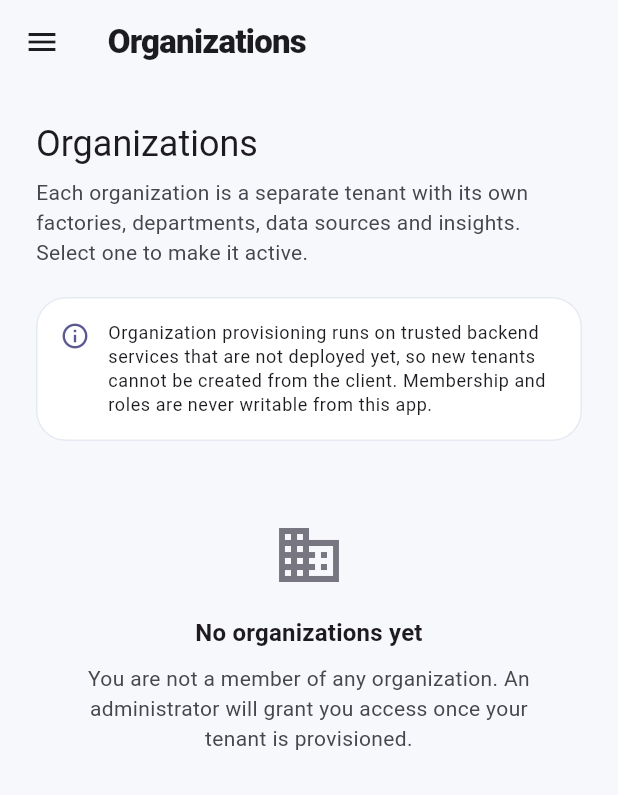
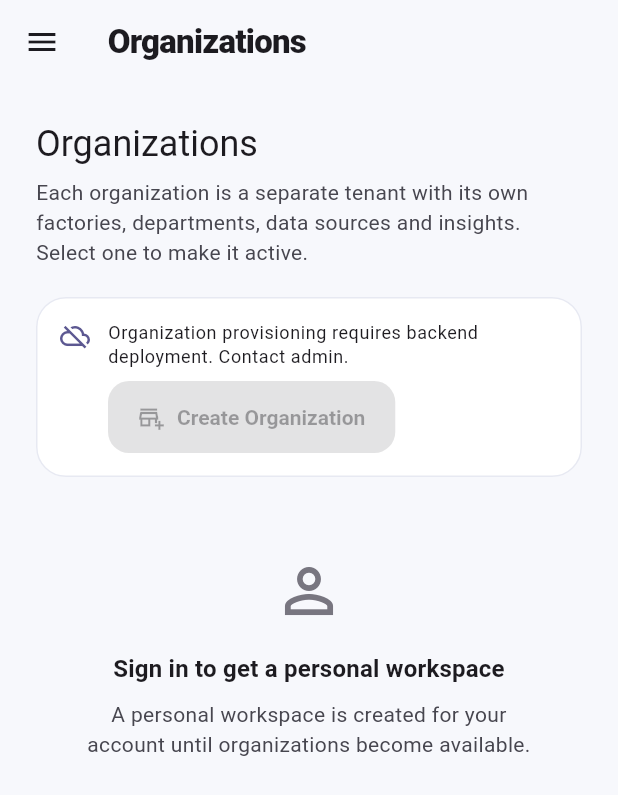
Before and after one commit to MdEnamulHaque007/BizBrain, a Flutter app: the OrganizationsScreen screen opened by its route, on a phone screen of 412 x 824 dp. Shown: the top 795 px of the screen. Run offline on Flutter 3.47's test engine with Material 3 defaults, Android fonts, the phone set to English and light mode, and no system bars; our stand-ins replace cloud_firestore, cloud_functions, firebase_auth, firebase_core, fl_chart, flutter_riverpod and 4 more; missing offline and left inert: dart:js_interop; accounts and stored records are empty.

Commit message:
Add personal fallback org, org-provisioning functions, and update-check fixes
- effectiveOrganizationProvider personal workspace fallback + active-org localStorage persistence
- Data Sources/AI Brain/Time Lapse use effective organization
- Organizations screen fallback card, provisioning notice, 5s loading timeout
- Cloud Functions createOrganization/listOrganizations/addMember
- Fix update notification loop: initialize() now persists check time (cooldown)
- Add org provider tests; build-deploy script and firebase docs

```diff
--- a/lib/app/shell/app_shell.dart
+++ b/lib/app/shell/app_shell.dart
@@ -6,6 +6,7 @@ import 'package:bizbrain/core/utils/responsive.dart';
 import 'package:bizbrain/features/authentication/domain/entities/app_user.dart';
 import 'package:bizbrain/features/authentication/presentation/providers/auth_providers.dart';
 import 'package:bizbrain/features/authentication/presentation/providers/auth_state.dart';
+import 'package:bizbrain/features/organizations/presentation/providers/organization_providers.dart';
 import 'package:flutter/material.dart';
 import 'package:flutter_riverpod/flutter_riverpod.dart';
 import 'package:go_router/go_router.dart';
@@ -49,6 +50,9 @@ class _AppShellState extends ConsumerState<AppShell> {
   Widget build(BuildContext context) {
     final compact = AppBreakpoints.isCompact(context);
     final expanded = AppBreakpoints.isExpanded(context);
+    // Keeps the effective-organization persistence listener alive for the
+    // whole session.
+    ref.watch(organizationPersistenceProvider);
     final user = ref.watch(
       authControllerProvider.select((state) => state.user),
     );
--- a/lib/features/ai_brain/presentation/screens/ai_brain_screen.dart
+++ b/lib/features/ai_brain/presentation/screens/ai_brain_screen.dart
@@ -11,7 +11,7 @@ class AiBrainScreen extends ConsumerWidget {
 
   @override
   Widget build(BuildContext context, WidgetRef ref) {
-    final organizationId = ref.watch(activeOrganizationProvider)?.id ?? '';
+    final organizationId = ref.watch(effectiveOrganizationProvider)?.id ?? '';
     final sources = ref.watch(sourcesListProvider(organizationId));
     final colors = Theme.of(context).colorScheme;
     return Scaffold(
--- a/lib/features/ai_brain/presentation/screens/ai_chat_screen.dart
+++ b/lib/features/ai_brain/presentation/screens/ai_chat_screen.dart
@@ -109,7 +109,7 @@ class _AiChatScreenState extends ConsumerState<AiChatScreen> {
     final theme = Theme.of(context);
     final colors = theme.colorScheme;
     // Only the active organization's cached sheets may feed the chat context.
-    final organizationId = ref.watch(activeOrganizationProvider)?.id ?? '';
+    final organizationId = ref.watch(effectiveOrganizationProvider)?.id ?? '';
     final sources = ref.watch(sourcesListProvider(organizationId));
     return Scaffold(
       appBar: AppBar(
--- /dev/null
+++ b/lib/features/organizations/data/local/active_org_storage.dart
@@ -0,0 +1,2 @@
+export 'active_org_storage_stub.dart'
+    if (dart.library.js_interop) 'active_org_storage_web.dart';
--- /dev/null
+++ b/lib/features/organizations/data/local/active_org_storage_stub.dart
@@ -0,0 +1,2 @@
+/// Non-web: no localStorage, so active-org persistence is a no-op.
+void persistActiveOrg(String organizationId) {}
--- a/lib/features/organizations/presentation/screens/organizations_screen.dart
+++ b/lib/features/organizations/presentation/screens/organizations_screen.dart
@@ -1,5 +1,8 @@
+import 'dart:async';
+
 import 'package:bizbrain/core/errors/error_mapper.dart';
 import 'package:bizbrain/core/widgets/state_views.dart';
+import 'package:bizbrain/features/organizations/domain/entities/organization.dart';
 import 'package:bizbrain/features/organizations/presentation/providers/organization_providers.dart';
 import 'package:bizbrain/features/organizations/presentation/widgets/organization_card.dart';
 import 'package:flutter/material.dart';
@@ -8,15 +11,43 @@ import 'package:flutter_riverpod/flutter_riverpod.dart';
 /// Tenant overview: lists every organization the signed-in user belongs to
 /// and lets them switch the active tenant.
 ///
-/// Organization creation is intentionally absent - provisioning is a
-/// backend-mediated operation (see `docs/architecture.md`).
-class OrganizationsScreen extends ConsumerWidget {
+/// When the backend has no tenants (provisioning not deployed / slow), a
+/// virtual personal workspace keeps the screen usable instead of spinning
+/// forever; never an infinite loading state.
+class OrganizationsScreen extends ConsumerStatefulWidget {
   const OrganizationsScreen({super.key});
 
   @override
-  Widget build(BuildContext context, WidgetRef ref) {
+  ConsumerState<OrganizationsScreen> createState() =>
+      _OrganizationsScreenState();
+}
+
+class _OrganizationsScreenState extends ConsumerState<OrganizationsScreen> {
+  static const _loadingTimeout = Duration(seconds: 5);
+
+  bool _timedOut = false;
+  Timer? _timer;
+
+  @override
+  void initState() {
+    super.initState();
+    _timer = Timer(_loadingTimeout, () {
+      if (mounted) setState(() => _timedOut = true);
+    });
+  }
+
+  @override
+  void dispose() {
+    _timer?.cancel();
+    super.dispose();
+  }
+
+  @override
+  Widget build(BuildContext context) {
     final theme = Theme.of(context);
+    final colorScheme = theme.colorScheme;
     final organizations = ref.watch(myOrganizationsProvider);
+    final effective = ref.watch(effectiveOrganizationProvider);
 
     return SingleChildScrollView(
       padding: const EdgeInsets.all(24),
@@ -31,50 +62,29 @@ class OrganizationsScreen extends ConsumerWidget {
               'Each organization is a separate tenant with its own factories, '
               'departments, data sources and insights. Select one to make it active.',
               style: theme.textTheme.bodyMedium?.copyWith(
-                color: theme.colorScheme.onSurfaceVariant,
+                color: colorScheme.onSurfaceVariant,
               ),
             ),
             const SizedBox(height: 20),
-            Card(
-              child: Padding(
-                padding: const EdgeInsets.all(16),
-                child: Row(
-                  crossAxisAlignment: CrossAxisAlignment.start,
-                  children: [
-                    Icon(
-                      Icons.info_outline,
-                      size: 20,
-                      color: theme.colorScheme.primary,
-                    ),
-                    const SizedBox(width: 12),
-                    Expanded(
-                      child: Text(
-                        'Organization provisioning runs on trusted backend services that are '
-                        'not deployed yet, so new tenants cannot be created from the client. '
-                        'Membership and roles are never writable from this app.',
-                        style: theme.textTheme.bodySmall,
-                      ),
-                    ),
-                  ],
-                ),
-              ),
-            ),
+            _ProvisioningNoticeCard(theme: theme, colorScheme: colorScheme),
             const SizedBox(height: 20),
             organizations.when(
-              loading: () =>
-                  const LoadingStateView(message: 'Loading organizations...'),
+              loading: () => _timedOut
+                  ? _fallbackList(theme, colorScheme, effective)
+                  : const LoadingStateView(message: 'Loading organizations...'),
               error: (error, _) => ErrorStateView(
                 message: ErrorMapper.messageFor(error),
-                onRetry: () => ref.invalidate(myOrganizationsProvider),
+                onRetry: () {
+                  if (mounted) setState(() => _timedOut = false);
+                  _timer?.cancel();
+                  _timer = Timer(_loadingTimeout, () {
+                    if (mounted) setState(() => _timedOut = true);
+                  });
+                  ref.invalidate(myOrganizationsProvider);
+                },
               ),
               data: (items) => items.isEmpty
-                  ? EmptyStateView(
-                      icon: Icons.domain_outlined,
-                      title: 'No organizations yet',
-                      message:
-                          'You are not a member of any organization. An administrator '
-                          'will grant you access once your tenant is provisioned.',
-                    )
+                  ? _fallbackList(theme, colorScheme, effective)
                   : Column(
                       children: [
                         for (final organization in items) ...[
@@ -89,4 +99,153 @@ class OrganizationsScreen extends ConsumerWidget {
       ),
     );
   }
+
+  /// Personal-workspace fallback card plus a hint when the backend has zero
+  /// tenants. Replaces the old "No organizations yet" dead end.
+  Widget _fallbackList(
+    ThemeData theme,
+    ColorScheme colorScheme,
+    Organization? effective,
+  ) {
+    if (effective == null) {
+      return const EmptyStateView(
+        icon: Icons.person_outline,
+        title: 'Sign in to get a personal workspace',
+        message: 'A personal workspace is created for your account '
+            'until organizations become available.',
+      );
+    }
+    return Column(
+      crossAxisAlignment: CrossAxisAlignment.stretch,
+      children: [
+        _PersonalWorkspaceCard(theme: theme, colorScheme: colorScheme),
+      ],
+    );
+  }
 }
+
+class _ProvisioningNoticeCard extends StatelessWidget {
+  const _ProvisioningNoticeCard({
+    required this.theme,
+    required this.colorScheme,
+  });
+
+  final ThemeData theme;
+  final ColorScheme colorScheme;
+
+  @override
+  Widget build(BuildContext context) {
+    return Card(
+      child: Padding(
+        padding: const EdgeInsets.all(16),
+        child: Row(
+          crossAxisAlignment: CrossAxisAlignment.start,
+          children: [
+            Icon(
+              Icons.cloud_off_outlined,
+              size: 20,
+              color: colorScheme.primary,
+            ),
+            const SizedBox(width: 12),
+            Expanded(
+              child: Column(
+                crossAxisAlignment: CrossAxisAlignment.start,
+                children: [
+                  Text(
+                    'Organization provisioning requires backend deployment. '
+                    'Contact admin.',
+                    style: theme.textTheme.bodySmall,
+                  ),
+                  const SizedBox(height: 8),
+                  FilledButton.icon(
+                    onPressed: null,
+                    icon: const Icon(Icons.add_business_outlined),
+                    label: const Text('Create Organization'),
+                  ),
+                ],
+              ),
+            ),
+          ],
+        ),
+      ),
+    );
+  }
+}
+
+class _PersonalWorkspaceCard extends StatelessWidget {
+  const _PersonalWorkspaceCard({
+    required this.theme,
+    required this.colorScheme,
+  });
+
+  final ThemeData theme;
+  final ColorScheme colorScheme;
+
+  @override
+  Widget build(BuildContext context) {
+    return Card(
+      child: Padding(
+        padding: const EdgeInsets.all(16),
+        child: Row(
+          children: [
+            CircleAvatar(
+              backgroundColor: colorScheme.primary,
+              child: Icon(Icons.person, color: colorScheme.onPrimary),
+            ),
+            const SizedBox(width: 16),
+            Expanded(
+              child: Column(
+                crossAxisAlignment: CrossAxisAlignment.start,
+                children: [
+                  Row(
+                    children: [
+                      Flexible(
+                        child: Text(
+                          'Personal',
+                          style: theme.textTheme.titleMedium,
+                        ),
+                      ),
+                      const SizedBox(width: 8),
+                      const _ActiveChip(),
+                    ],
+                  ),
+                  const SizedBox(height: 6),
+                  Text(
+                    'Your personal workspace · created automatically until an '
+                    'organization is provisioned',
+                    style: theme.textTheme.bodySmall?.copyWith(
+                      color: colorScheme.onSurfaceVariant,
+                    ),
+                  ),
+                ],
+              ),
+            ),
+          ],
+        ),
+      ),
+    );
+  }
+}
+
+class _ActiveChip extends StatelessWidget {
+  const _ActiveChip();
+
+  @override
+  Widget build(BuildContext context) {
+    final colorScheme = Theme.of(context).colorScheme;
+    return Container(
+      padding: const EdgeInsets.symmetric(horizontal: 8, vertical: 2),
+      decoration: BoxDecoration(
+        color: colorScheme.primaryContainer,
+        borderRadius: BorderRadius.circular(12),
+      ),
+      child: Text(
+        'Active',
+        style: Theme.of(context).textTheme.labelSmall?.copyWith(
+          color: colorScheme.onPrimaryContainer,
+          fontWeight: FontWeight.w700,
+        ),
+      ),
+    );
+  }
+}
--- a/lib/features/time_lapse/presentation/screens/time_lapse_screen.dart
+++ b/lib/features/time_lapse/presentation/screens/time_lapse_screen.dart
@@ -33,9 +33,9 @@ class _TimeLapseScreenState extends ConsumerState<TimeLapseScreen> {
         leading: Container(margin: const EdgeInsets.all(9),
           decoration: BoxDecoration(gradient: LinearGradient(colors: [c.primary,c.tertiary]), borderRadius: BorderRadius.circular(12)),
           child: Icon(Icons.timelapse_rounded,color:c.onPrimary)),
-        actions: [IconButton(tooltip:'Reload sources',onPressed:((){final orgId=ref.read(activeOrganizationProvider)?.id??'';ref.invalidate(sourcesListProvider(orgId));}),icon:const Icon(Icons.refresh_rounded))],
+        actions: [IconButton(tooltip:'Reload sources',onPressed:((){final orgId=ref.read(effectiveOrganizationProvider)?.id??'';ref.invalidate(sourcesListProvider(orgId));}),icon:const Icon(Icons.refresh_rounded))],
       ),
-      body: ref.watch(sourcesListProvider(ref.watch(activeOrganizationProvider)?.id ?? '')).when(
+      body: ref.watch(sourcesListProvider(ref.watch(effectiveOrganizationProvider)?.id ?? '')).when(
         loading:()=>const Center(child:CircularProgressIndicator()),
         error:(e,_)=>Center(child:Padding(padding:const EdgeInsets.all(24),child:Text('Could not load Google Sheets cache: $e'))),
         data:(all)=>_report(context,all),
```
Also changed, not shown: lib/core/update/app_update_service_web.dart (+7 -1 lines), lib/core/update/update_check_logic.dart (+26 -4 lines), lib/features/data_sources/presentation/widgets/google_sheets_preview_panel.dart (+4 -4 lines), lib/features/organizations/data/local/active_org_storage_web.dart (added, +10 -0 lines), lib/features/organizations/presentation/providers/organization_providers.dart (+35 -0 lines), 8 other files.
